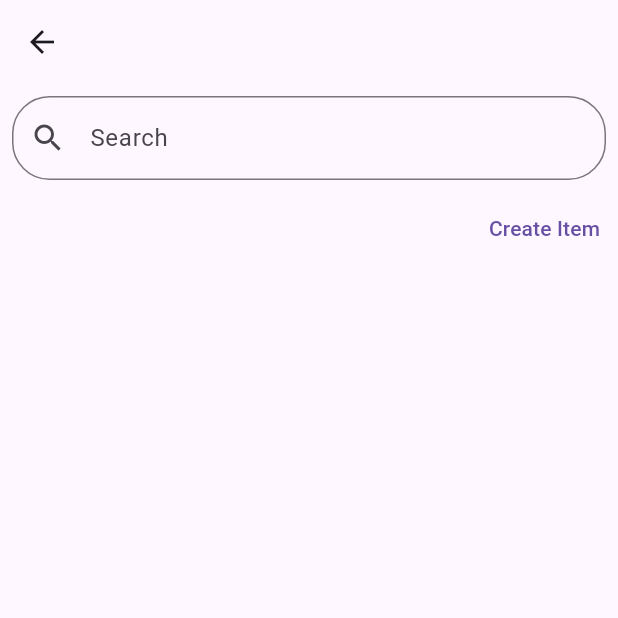
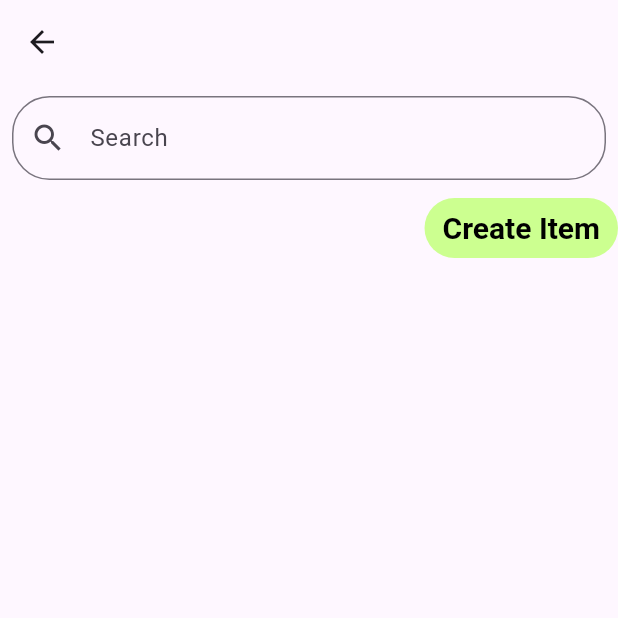
Before and after one commit to Foxtrot1207/CS3541-Group-Project, a Flutter app: the screen it shows after launch, item 5 of the bottom bar chosen, after a tap on "Add Food", on a phone screen of 412 x 824 dp, the top half of it. Run offline on Flutter 3.47's test engine with Material 3 defaults, Android fonts, the phone set to English and light mode, and no system bars; our stand-ins replace cloud_firestore, firebase_core, fl_chart, rxdart, tuple; accounts and stored records are empty.

Commit message:
Fix UI buttons for Log pages

```diff
--- a/lib/pages/log_add_food_page.dart
+++ b/lib/pages/log_add_food_page.dart
@@ -40,7 +40,7 @@ class _LogAddFoodScreenState extends State<LogAddFoodScreen> {
             ),
           ),
           Align(
-            alignment: Alignment.centerRight, //Centered right like wireframe
+            alignment: Alignment.centerRight,
             child: TextButton(
               onPressed: () {
                 Navigator.push(
@@ -50,10 +50,22 @@ class _LogAddFoodScreenState extends State<LogAddFoodScreen> {
                   ),
                 );
               },
-              child: Text('Create Item'), // Button text
+              child: Text('Create Item'),
+              style: ButtonStyle(
+                backgroundColor: MaterialStateProperty.all(Colors.lightGreenAccent.shade100,), //Background color
+                foregroundColor: MaterialStateProperty.all(Colors.black), // Text color
+                textStyle: MaterialStateProperty.all(
+                  TextStyle(
+                    fontSize: 20, // Text font size
+                    fontWeight: FontWeight.bold, // Text weight
+                  ),
+                ),
+              ),
             ),
           ),
           const SizedBox(height: 20), //Space between placeholders
+          //LogCreateItemScreen
+          //Create Item
           Expanded(
             child: StreamBuilder<QuerySnapshot>(
               stream: FirebaseFirestore.instance
--- a/lib/pages/log_page.dart
+++ b/lib/pages/log_page.dart
@@ -14,7 +14,8 @@ class LogScreen extends StatefulWidget {
   @override
   _LogScreenState createState() => _LogScreenState();
 }
-
+//LogAddFoodScreen
+//Add Food
 class _LogScreenState extends State<LogScreen> {
   @override
   Widget build(BuildContext context) {
@@ -23,7 +24,7 @@ class _LogScreenState extends State<LogScreen> {
       body: Column(
         children: [
           Align(
-            alignment: Alignment.centerRight, //Centered right like wireframe
+            alignment: Alignment.centerRight,
             child: TextButton(
               onPressed: () {
                 Navigator.push(
@@ -33,7 +34,17 @@ class _LogScreenState extends State<LogScreen> {
                   ),
                 );
               },
-              child: Text('Add Food'), // Button text
+              child: Text('Add Food'),
+              style: ButtonStyle(
+                backgroundColor: MaterialStateProperty.all(Colors.lightGreenAccent.shade100,), //Background color
+                foregroundColor: MaterialStateProperty.all(Colors.black), // Text color
+                textStyle: MaterialStateProperty.all(
+                  TextStyle(
+                    fontSize: 18, // Text font size
+                    fontWeight: FontWeight.bold, // Text weight
+                  ),
+                ),
+              ),
             ),
           ),
 //TODO: Get removal and duplicates working
```
